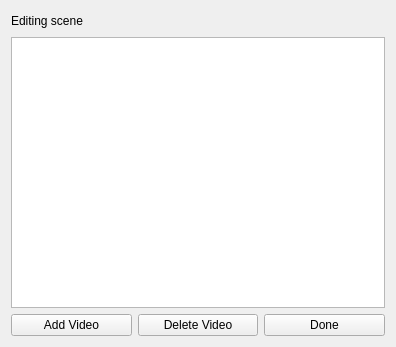
Before: the Qt Designer form sceneform.ui in xciollax/VSEL, drawn with Qt 5.
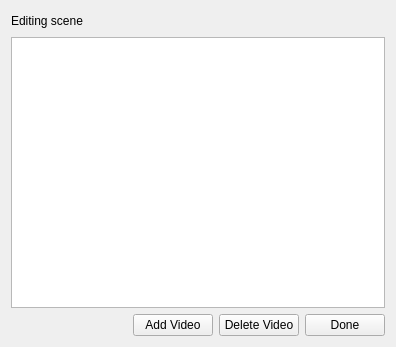
After: the same form once the commit is applied.

Diff of the .ui file:
```diff
--- a/sceneform.ui
+++ b/sceneform.ui
@@ -69,6 +69,19 @@
    </item>
    <item>
     <layout class="QHBoxLayout" name="horizontalLayout_2">
+     <item>
+      <spacer name="horizontalSpacer_2">
+       <property name="orientation">
+        <enum>Qt::Horizontal</enum>
+       </property>
+       <property name="sizeHint" stdset="0">
+        <size>
+         <width>40</width>
+         <height>20</height>
+        </size>
+       </property>
+      </spacer>
+     </item>
      <item>
       <widget class="QPushButton" name="addVideoButton">
        <property name="text">
```
